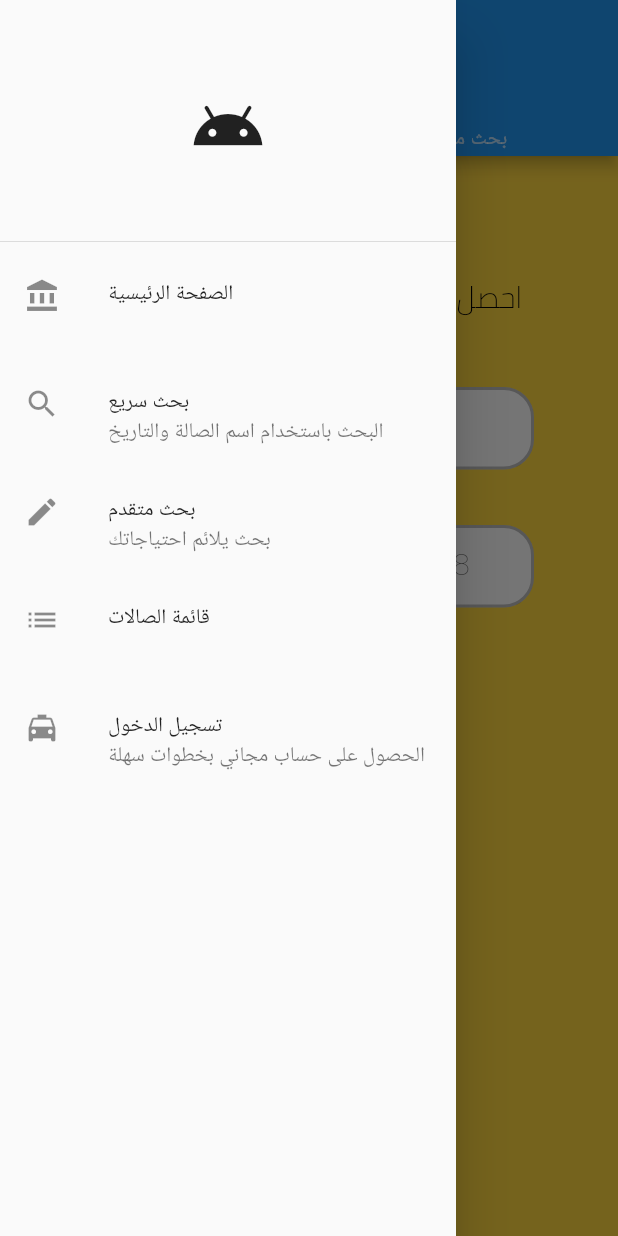
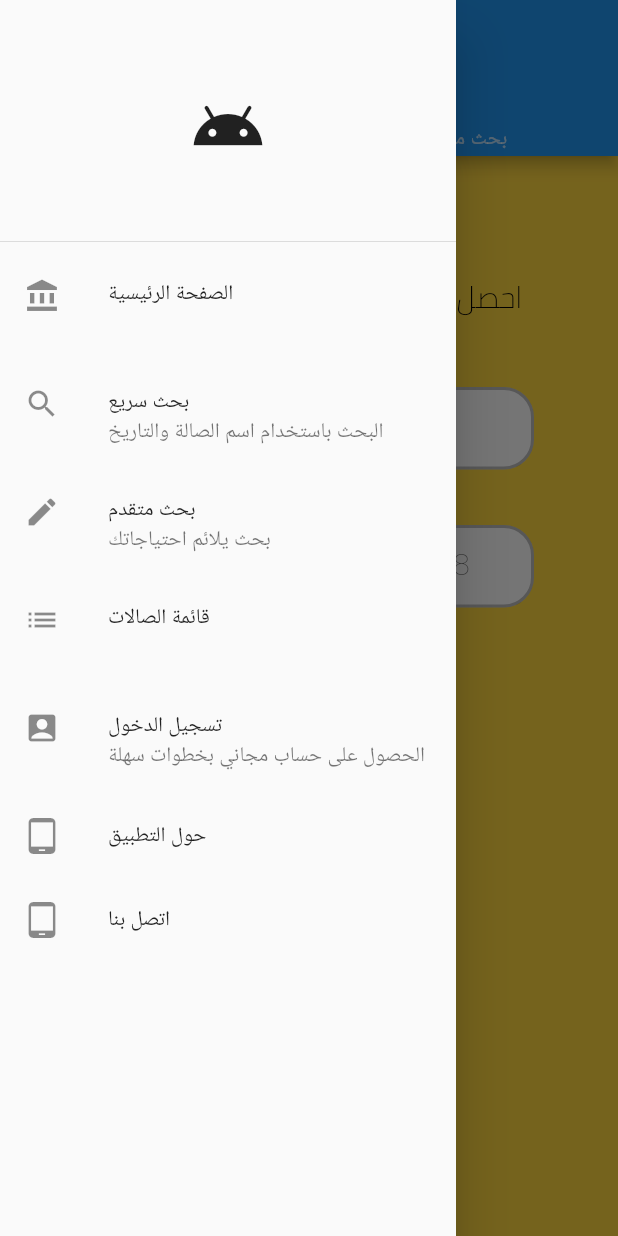
Before and after one commit to AhmadHirthani/halls_reservation, a Flutter app: the screen it shows after launch, with the side drawer open, on a phone screen of 412 x 824 dp. Run offline on Flutter 3.47's test engine with Material 2 defaults, Android fonts, the phone set to English and light mode, and no system bars; our stand-ins replace cloud_firestore, firebase_auth, firebase_core; missing offline and left inert: date_range_picker; accounts and stored records are empty; Roboto replaces fonts that are missing (Amiri).

Commit message:
add drawer

```diff
--- a/lib/homePage.dart
+++ b/lib/homePage.dart
@@ -31,8 +31,12 @@ class _homePageState extends State<homePage>
         context: context,
         initialFirstDate: _startDate,
         initialLastDate: _endDate,
-        firstDate: new DateTime(DateTime.now().year - 5),
-        lastDate: new DateTime(DateTime.now().year + 5));
+        firstDate: new DateTime(DateTime
+            .now()
+            .year - 5),
+        lastDate: new DateTime(DateTime
+            .now()
+            .year + 5));
     if (picked != null && picked.length == 2) {
       setState(() {
         _selectedStartDate = picked[0];
@@ -175,7 +179,8 @@ class _homePageState extends State<homePage>
                             child: new TextField(
                                 textAlign: TextAlign.center,
                                 decoration: InputDecoration(
-                                border: InputBorder.none, hintText: 'السعر '),
+                                    border: InputBorder.none,
+                                    hintText: 'السعر '),
                                 style: new TextStyle(
                                     fontSize: 20.0,
                                     fontWeight: FontWeight.w200,
@@ -212,11 +217,13 @@ class _homePageState extends State<homePage>
                                   DropdownMenuItem(
                                       value: 'gaza', child: Text("غزة")),
                                   DropdownMenuItem(
-                                  value: 'northGaza', child: Text("شمال غزة")),
+                                      value: 'northGaza',
+                                      child: Text("شمال غزة")),
                                   DropdownMenuItem(
                                       value: 'rafah', child: Text("رفح")),
                                   DropdownMenuItem(
-                                  value: 'khanyonis', child: Text("خانيونس")),
+                                      value: 'khanyonis',
+                                      child: Text("خانيونس")),
                                   DropdownMenuItem(
                                       value: 'wosta', child: Text("الوسطى")),
                                 ],
@@ -243,7 +250,8 @@ class _homePageState extends State<homePage>
                             child: new TextField(
                                 textAlign: TextAlign.center,
                                 decoration: InputDecoration(
-                                border: InputBorder.none, hintText: 'المدينة '),
+                                    border: InputBorder.none,
+                                    hintText: 'المدينة '),
                                 style: new TextStyle(
                                     fontSize: 20.0,
                                     fontWeight: FontWeight.w200,
@@ -280,9 +288,11 @@ class _homePageState extends State<homePage>
                                 value: timeSelectedValue,
                                 items: [
                                   DropdownMenuItem(
-                                  value: 'am', child: Text("الفترة الصباحية")),
+                                      value: 'am',
+                                      child: Text("الفترة الصباحية")),
                                   DropdownMenuItem(
-                                  value: 'pm', child: Text("الفترة المسائية ")),
+                                      value: 'pm',
+                                      child: Text("الفترة المسائية ")),
                                 ],
                                 onChanged: (v) {
                                   setState(() {
@@ -429,7 +439,6 @@ class _homePageState extends State<homePage>
   }
 
   myDrawer() {
-
     return new Drawer(
       child: new ListView(
         children: <Widget>[
@@ -485,16 +494,30 @@ class _homePageState extends State<homePage>
                   new MaterialPageRoute(
                       builder: (context) => new LoginPage()));
             },
-            leading: new Icon(Icons.local_taxi),
+            leading: new Icon(Icons.account_box),
             title: new Text("تسجيل الدخول"),
             subtitle: new Text("الحصول على حساب مجاني بخطوات سهلة"),
+          ), new AboutListTile( aboutBoxChildren: <Widget>[
+            new Text(
+                "اهلا بكم لاى تطبيق حجز الصالات. اسرع وافضل تطبيق للحصول على افضل القاعات باقل الاسعار"),
+          ],
+
+            icon: Icon(Icons.tablet_android),
+            child: new Text("حول التطبيق"),
+
+          ),
+          new AboutListTile( aboutBoxChildren: <Widget>[
+            new Text(
+                "بريد لاكتروني: hertani86@gmail.com"),
+          ],
+
+            icon: Icon(Icons.tablet_android),
+            child: new Text("اتصل بنا"),
+
           )
         ],
       ),
     );
-
-
-
   }
 
 
```
Lines whose indentation alone changed are shown as unchanged.
